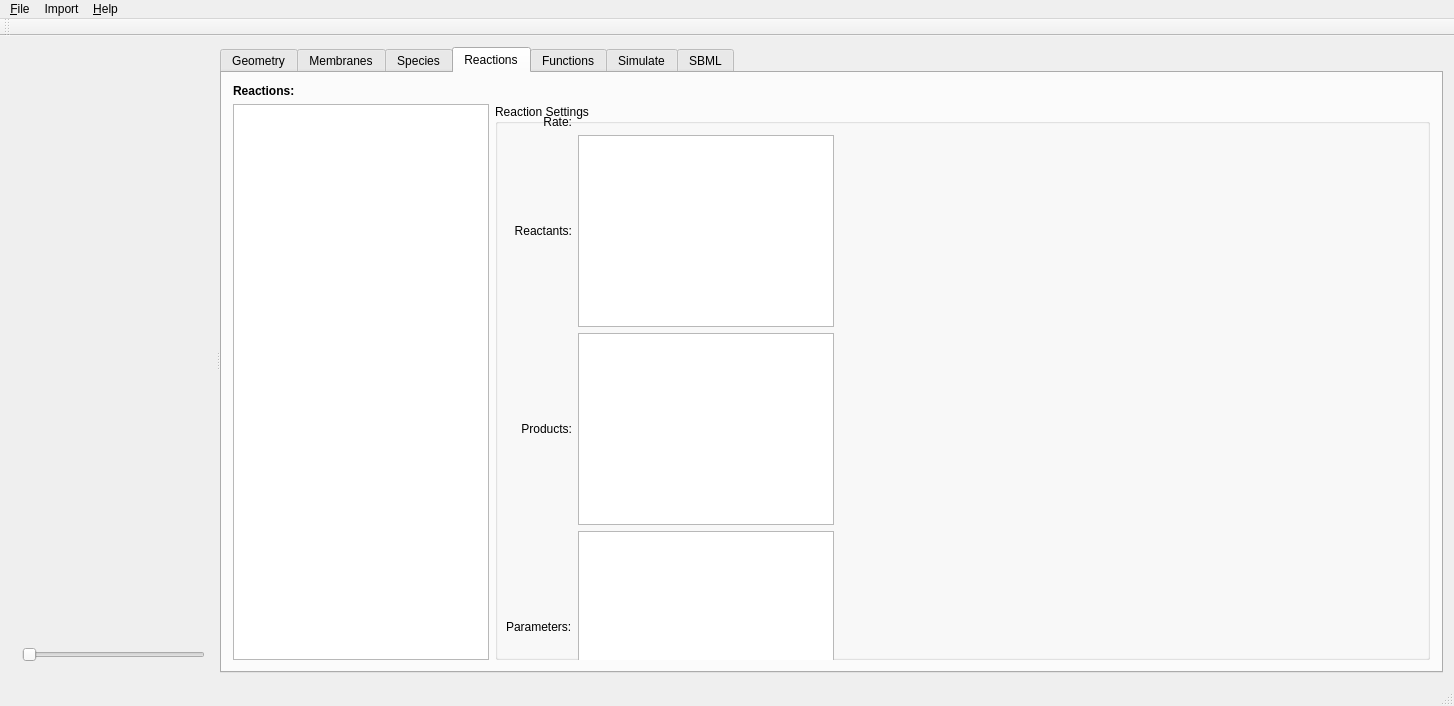
spatial-model-editor/spatial-model-editor, file ui/mainwindow.ui: the form before one commit.
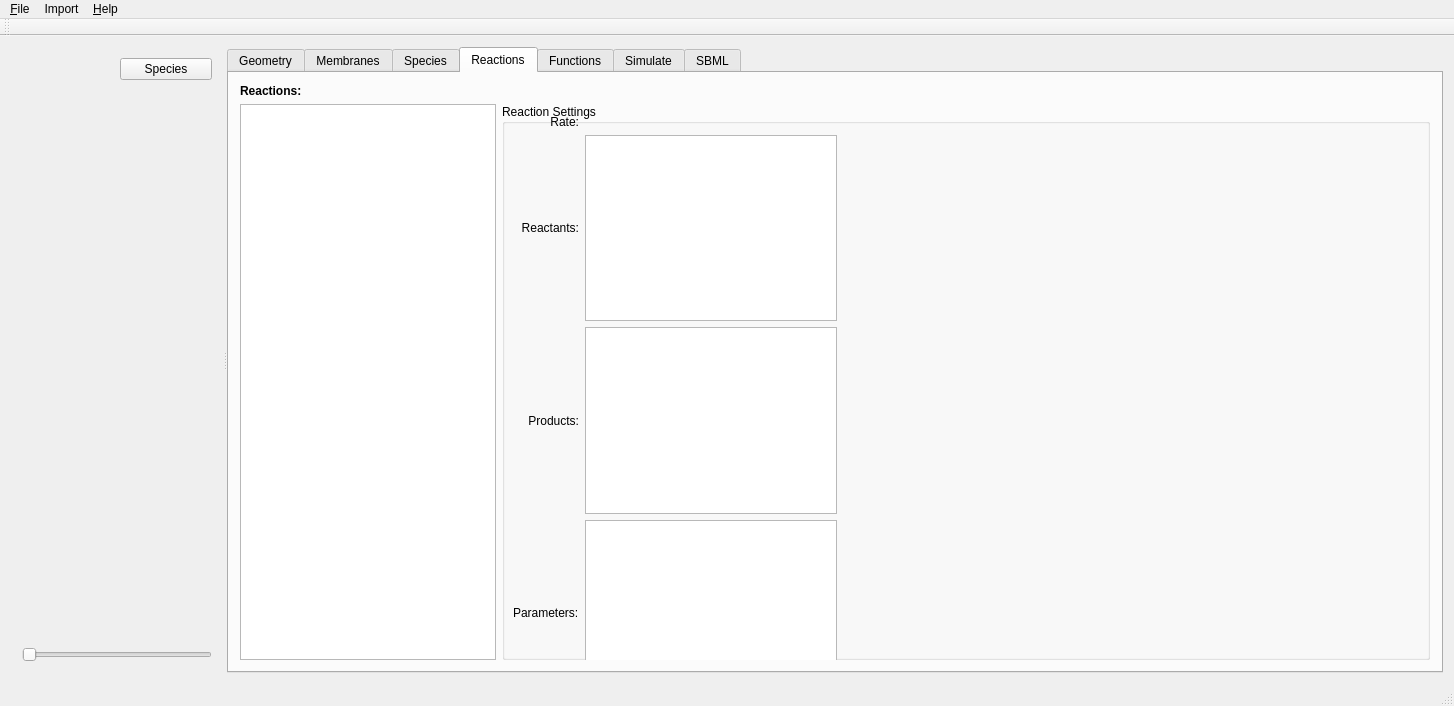
The form after the commit. The open tabs and pages were chosen to show the change. Custom widgets are drawn as their Qt base class.

The edit to the form file:
```diff
--- a/ui/mainwindow.ui
+++ b/ui/mainwindow.ui
@@ -25,7 +25,27 @@
       </property>
       <widget class="QWidget" name="gridLayoutWidget">
        <layout class="QGridLayout" name="gridLayout">
-        <item row="1" column="0">
+        <item row="0" column="0">
+         <widget class="QLabel" name="lblGeometryStatus">
+          <property name="sizePolicy">
+           <sizepolicy hsizetype="Preferred" vsizetype="Fixed">
+            <horstretch>0</horstretch>
+            <verstretch>0</verstretch>
+           </sizepolicy>
+          </property>
+          <property name="text">
+           <string/>
+          </property>
+         </widget>
+        </item>
+        <item row="0" column="1">
+         <widget class="QPushButton" name="btnSpeciesDisplaySelect">
+          <property name="text">
+           <string>Species</string>
+          </property>
+         </widget>
+        </item>
+        <item row="1" column="0" colspan="2">
          <widget class="QLabelMouseTracker" name="lblGeometry" native="true">
           <property name="sizePolicy">
            <sizepolicy hsizetype="Preferred" vsizetype="Preferred">
@@ -53,7 +73,7 @@
           </property>
          </widget>
         </item>
-        <item row="2" column="0">
+        <item row="2" column="0" colspan="2">
          <widget class="QSlider" name="hslideTime">
           <property name="orientation">
            <enum>Qt::Horizontal</enum>
@@ -611,7 +631,15 @@
              <property name="title">
               <string>Reaction Settings</string>
              </property>
-             <widget class="QWidget" name="">
+             <widget class="QWidget" name="layoutWidget">
+              <property name="geometry">
+               <rect>
+                <x>0</x>
+                <y>0</y>
+                <width>346</width>
+                <height>613</height>
+               </rect>
+              </property>
               <layout class="QGridLayout" name="gridReaction">
                <item row="1" column="0">
                 <widget class="QLabel" name="lblReactants">
```
Left out of the diff: 15 changed lines with no effect on the pictures.
